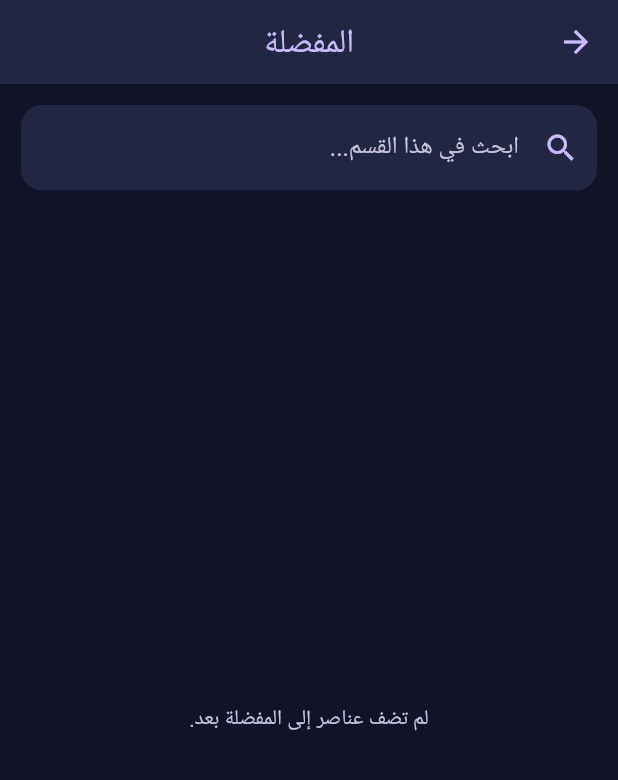
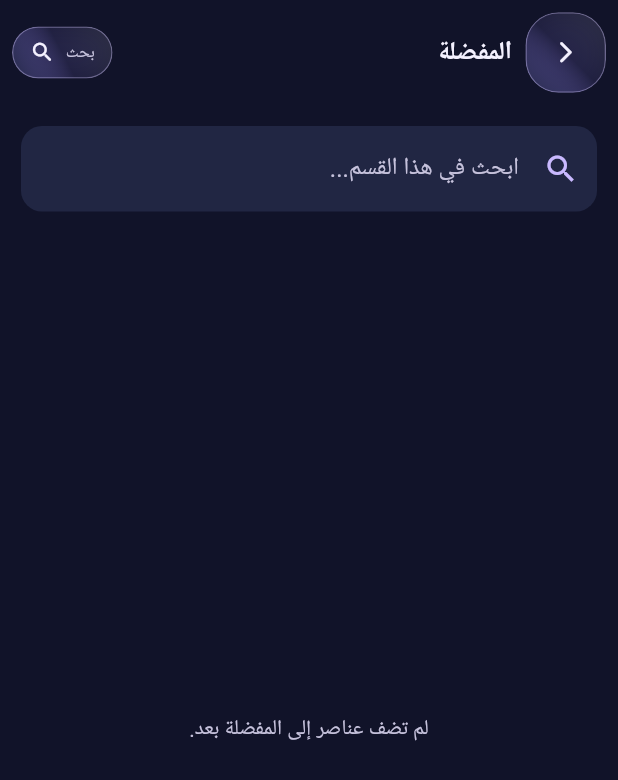
Before and after one commit to akaml7143-source/al-kamil, a Flutter app: the LibrarySectionScreen screen opened directly, on a phone screen of 412 x 824 dp. Shown: the top 780 px of the screen. Run offline on Flutter 3.47's test engine with Material 3 defaults, Android fonts, the phone set to English and light mode, and no system bars; our stand-ins replace flutter_compass, material_ui, shared_preferences; missing offline and left inert: adhan_dart, qcf_quran_plus; accounts and stored records are empty.

Commit message:
Unify internal page headers with Twilight glass navigation

```diff
--- a/lib/main.dart
+++ b/lib/main.dart
@@ -762,15 +762,7 @@ class _QuranScreenState extends State<QuranScreen> {
       textDirection: TextDirection.rtl,
       child: Scaffold(
         backgroundColor: const Color(0xFFF4EBDD),
-        appBar: AppBar(
-          backgroundColor: royalBlack,
-          foregroundColor: gold,
-          centerTitle: true,
-          title: const Text(
-            'القرآن الكريم',
-            style: TextStyle(fontWeight: FontWeight.bold, fontSize: 18),
-          ),
-        ),
+        appBar: _TwilightSubpageAppBar(title: 'القرآن الكريم'),
         body: Column(
           children: [
             Container(
@@ -1088,12 +1080,7 @@ class _TasbeehScreenState extends State<TasbeehScreen> {
       textDirection: TextDirection.rtl,
       child: Scaffold(
         backgroundColor: royalBlack,
-        appBar: AppBar(
-          title: const Text('المسبحة الإلكترونية'),
-          backgroundColor: panelBlack,
-          foregroundColor: gold,
-          centerTitle: true,
-        ),
+        appBar: _TwilightSubpageAppBar(title: 'المسبحة الإلكترونية'),
         body: _loading
             ? const Center(child: CircularProgressIndicator(color: gold))
             : SafeArea(
@@ -1675,12 +1662,7 @@ class _LibrarySectionScreenState extends State<LibrarySectionScreen> {
       textDirection: TextDirection.rtl,
       child: Scaffold(
         backgroundColor: royalBlack,
-        appBar: AppBar(
-          title: Text(widget.title),
-          backgroundColor: panelBlack,
-          foregroundColor: gold,
-          centerTitle: true,
-        ),
+        appBar: _TwilightSubpageAppBar(title: widget.title),
         body: _loading
             ? const Center(child: CircularProgressIndicator(color: gold))
             : Column(
@@ -1921,10 +1903,8 @@ class _LibraryItemDetailState extends State<_LibraryItemDetail> {
       textDirection: TextDirection.rtl,
       child: Scaffold(
         backgroundColor: royalBlack,
-        appBar: AppBar(
-          title: Text(widget.item.title),
-          backgroundColor: panelBlack,
-          foregroundColor: gold,
+        appBar: _TwilightSubpageAppBar(
+          title: widget.item.title,
           actions: [
             IconButton(
               tooltip: 'تصغير الخط',
@@ -2216,12 +2196,7 @@ class _NightPrayerTutorialScreenState extends State<NightPrayerTutorialScreen> {
       textDirection: TextDirection.rtl,
       child: Scaffold(
         backgroundColor: royalBlack,
-        appBar: AppBar(
-          title: const Text('تعليم صلاة الليل'),
-          backgroundColor: panelBlack,
-          foregroundColor: gold,
-          centerTitle: true,
-        ),
+        appBar: _TwilightSubpageAppBar(title: 'تعليم صلاة الليل'),
         body: _loading
             ? const Center(child: CircularProgressIndicator(color: gold))
             : SingleChildScrollView(
@@ -2648,12 +2623,7 @@ class _GlobalSearchScreenState extends State<GlobalSearchScreen> {
       textDirection: TextDirection.rtl,
       child: Scaffold(
         backgroundColor: royalBlack,
-        appBar: AppBar(
-          title: const Text('البحث الشامل'),
-          backgroundColor: panelBlack,
-          foregroundColor: gold,
-          centerTitle: true,
-        ),
+        appBar: _TwilightSubpageAppBar(title: 'البحث الشامل', showSearch: false),
         body: _loading
             ? const Center(child: CircularProgressIndicator(color: gold))
             : Column(
@@ -2774,6 +2744,81 @@ class _GlobalSearchScreenState extends State<GlobalSearchScreen> {
   }
 }
 
+
+class _TwilightSubpageAppBar extends StatelessWidget implements PreferredSizeWidget {
+  const _TwilightSubpageAppBar({
+    required this.title,
+    this.showSearch = true,
+    this.actions = const [],
+  });
+
+  final String title;
+  final bool showSearch;
+  final List<Widget> actions;
+
+  @override
+  Size get preferredSize => const Size.fromHeight(70);
+
+  @override
+  Widget build(BuildContext context) {
+    return AppBar(
+      toolbarHeight: 70,
+      automaticallyImplyLeading: false,
+      backgroundColor: Colors.transparent,
+      elevation: 0,
+      surfaceTintColor: Colors.transparent,
+      titleSpacing: 8,
+      title: Row(
+        children: [
+          _TwilightGlassPanel(
+            padding: const EdgeInsets.all(2),
+            radius: 22,
+            child: IconButton(
+              tooltip: 'رجوع',
+              onPressed: () => Navigator.maybePop(context),
+              icon: const Icon(Icons.arrow_back_ios_new_rounded, size: 17, color: ivory),
+            ),
+          ),
+          const SizedBox(width: 9),
+          Expanded(
+            child: Text(
+              title,
+              maxLines: 1,
+              overflow: TextOverflow.ellipsis,
+              style: const TextStyle(color: ivory, fontSize: 17, fontWeight: FontWeight.w700),
+            ),
+          ),
+          if (showSearch) ...[
+            const SizedBox(width: 8),
+            Material(
+              color: Colors.transparent,
+              child: InkWell(
+                borderRadius: BorderRadius.circular(22),
+                onTap: () => Navigator.of(context).push(
+                  MaterialPageRoute<void>(builder: (_) => const GlobalSearchScreen()),
+                ),
+                child: _TwilightGlassPanel(
+                  padding: const EdgeInsets.symmetric(horizontal: 11, vertical: 8),
+                  radius: 22,
+                  child: const Row(
+                    mainAxisSize: MainAxisSize.min,
+                    children: [
+                      Text('بحث', style: TextStyle(color: mutedIvory, fontSize: 11)),
+                      SizedBox(width: 7),
+                      Icon(Icons.search_rounded, color: ivory, size: 17),
+                    ],
+                  ),
+                ),
+              ),
+            ),
+          ],
+        ],
+      ),
+      actions: actions,
+    );
+  }
+}
+
 class SectionPage extends StatelessWidget {
   const SectionPage({super.key, required this.title});
   final String title;
@@ -2784,12 +2829,7 @@ class SectionPage extends StatelessWidget {
       textDirection: TextDirection.rtl,
       child: Scaffold(
         backgroundColor: royalBlack,
-        appBar: AppBar(
-          title: Text(title),
-          backgroundColor: panelBlack,
-          foregroundColor: ivory,
-          centerTitle: true,
-        ),
+        appBar: _TwilightSubpageAppBar(title: title),
         body: Center(
           child: Padding(
             padding: const EdgeInsets.all(24),
```
